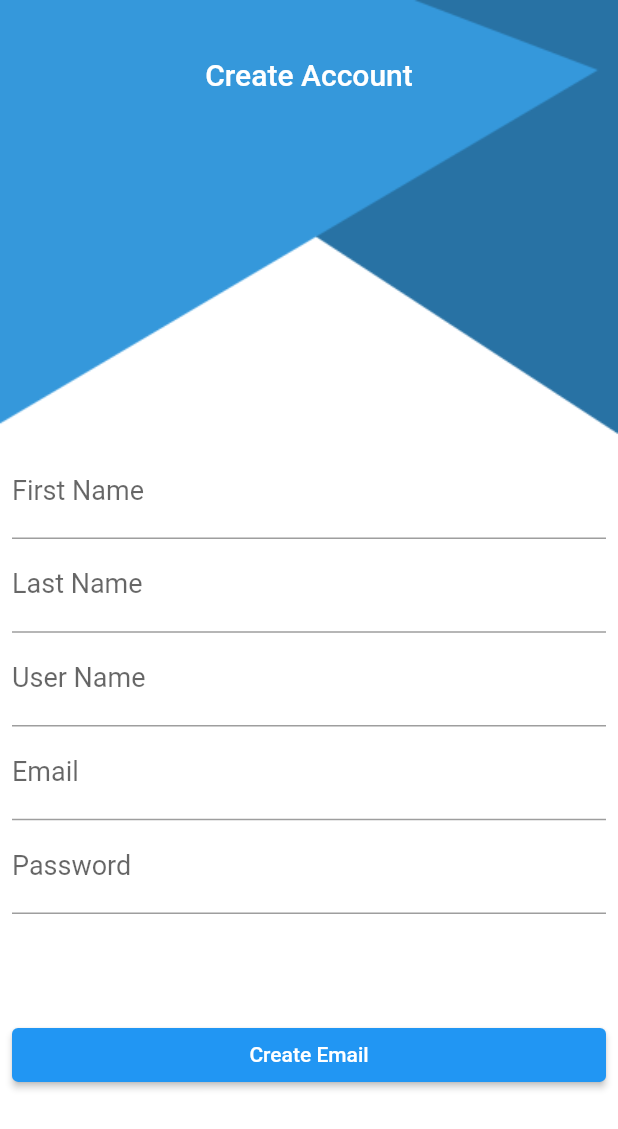
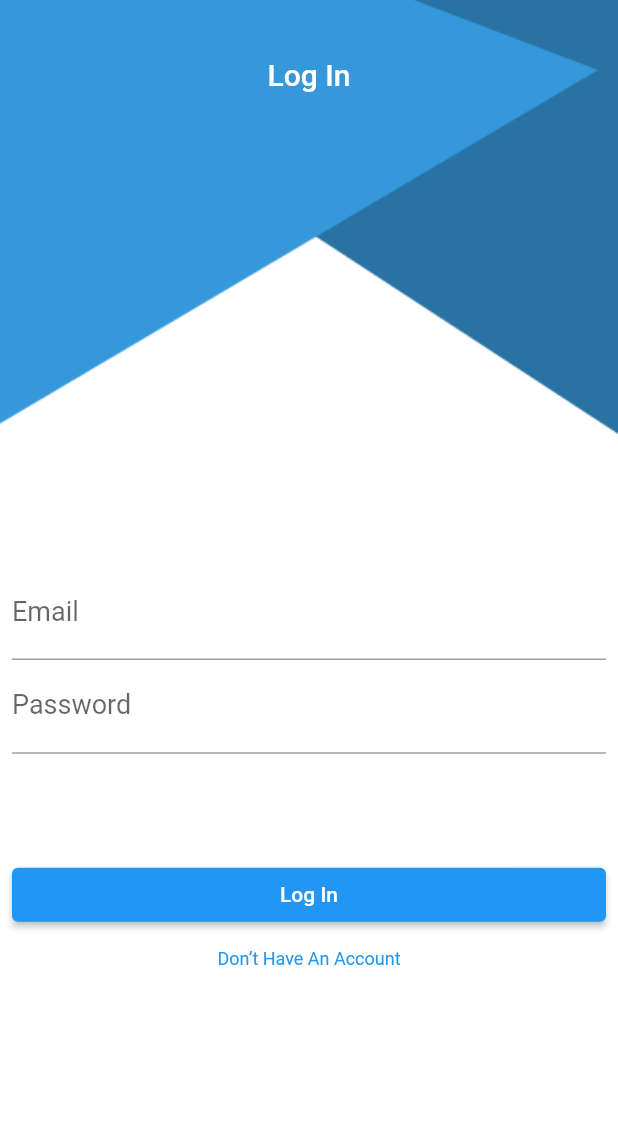
Before and after one commit to Ammar72H/chat_app, a Flutter app: the screen it shows after launch, on a phone screen of 412 x 824 dp. Shown: the top 1129 px of the screen. Run offline on Flutter 3.47's test engine with Material 2 defaults, Android fonts, the phone set to English and light mode, and no system bars; our stand-ins replace firebase_auth, firebase_core; accounts and stored records are empty.

Commit message:
MVVM Base model

```diff
--- /dev/null
+++ b/lib/base.dart
@@ -0,0 +1,57 @@
+import 'package:flutter/material.dart';
+
+class BaseViewModel<T extends BaseNavigator> extends ChangeNotifier {
+  T? navigator = null;
+}
+
+abstract class BaseNavigator {
+  void showLoading(String message, bool isDissmissable);
+
+  void hideLoading();
+
+  void showMessage(String message);
+}
+
+abstract class BaseState<T extends StatefulWidget, VM extends BaseViewModel>
+    extends State<T> implements BaseNavigator {
+  late VM viewModel;
+
+  VM initalViewModel();
+
+  @override
+  void initState() {
+    // TODO: implement initState
+    super.initState();
+    viewModel = initalViewModel();
+  }
+
+  @override
+  void hideLoading() {
+    Navigator.pop(context);
+  }
+
+  @override
+  void showLoading(String message, bool isDissmissable) {
+    showDialog(
+        context: context,
+        barrierDismissible: isDissmissable,
+        builder: (context) {
+          return AlertDialog(
+              title: Center(
+            child: CircularProgressIndicator(),
+          ));
+        });
+  }
+
+  @override
+  void showMessage(String message) {
+    showDialog(
+        context: context,
+        builder: (context) {
+          return AlertDialog(
+              title: Row(
+            children: [Expanded(child: Text(message))],
+          ));
+        });
+  }
+}
--- a/lib/constant.dart
+++ b/lib/constant.dart
@@ -1,4 +1,6 @@
 class FirebaseErrors {
   static const String WEEKPASSWORD = 'weak-password';
   static const String INUSE = 'email-already-in-use';
+  static const String USERNOTFOUND = 'user-not-found';
+  static const String WRONGPASS = 'wrong-password';
 }
--- a/lib/main.dart
+++ b/lib/main.dart
@@ -1,3 +1,4 @@
+import 'package:chat_app/modules/login/login_screen.dart';
 import 'package:chat_app/modules/register/register.dart';
 import 'package:chat_app/shared/styles/my_theme.dart';
 import 'package:firebase_core/firebase_core.dart';
@@ -14,9 +15,10 @@ class MyApp extends StatelessWidget {
   Widget build(BuildContext context) {
     return MaterialApp(
       debugShowCheckedModeBanner: false,
-      initialRoute: RegisterScreen.routeName,
+      initialRoute: LoginScreen.routeName,
       routes: {
         RegisterScreen.routeName: (context) => RegisterScreen(),
+        LoginScreen.routeName: (context) => LoginScreen(),
       },
       theme: MyThemeData.lightTheme,
     );
--- /dev/null
+++ b/lib/modules/login/login_screen.dart
@@ -0,0 +1,142 @@
+import 'package:chat_app/base.dart';
+import 'package:chat_app/modules/login/login_viewmodel.dart';
+import 'package:chat_app/modules/login/navigator.dart';
+import 'package:chat_app/modules/register/register.dart';
+import 'package:flutter/material.dart';
+
+class LoginScreen extends StatefulWidget {
+  static const String routeName = 'login';
+
+  @override
+  State<LoginScreen> createState() => _LoginScreenState();
+}
+
+class _LoginScreenState extends BaseState<LoginScreen, LoginViewModel>
+    implements LoginNavigator {
+  var keyForm = GlobalKey<FormState>();
+  var emailController = TextEditingController();
+  var passwordController = TextEditingController();
+
+  @override
+  Widget build(BuildContext context) {
+    return Stack(
+      children: [
+        Container(
+          child: Image.asset(
+            'assets/images/main_bg.png',
+            fit: BoxFit.fill,
+            width: double.infinity,
+          ),
+        ),
+        Scaffold(
+          backgroundColor: Colors.transparent,
+          appBar: AppBar(
+            toolbarHeight: 100,
+            backgroundColor: Colors.transparent,
+            elevation: 0.0,
+            title: Text('Log In'),
+            centerTitle: true,
+          ),
+          body: Padding(
+            padding: const EdgeInsets.all(8.0),
+            child: Center(
+              child: SingleChildScrollView(
+                child: Form(
+                  key: keyForm,
+                  child: Center(
+                    child: Column(
+                      crossAxisAlignment: CrossAxisAlignment.stretch,
+                      children: [
+                        SizedBox(
+                          height: 100,
+                        ),
+                        TextFormField(
+                          controller: emailController,
+                          style: TextStyle(fontSize: 18, color: Colors.black),
+                          decoration: InputDecoration(
+                            labelText: 'Email',
+                          ),
+                          validator: (text) {
+                            if (text == null || text.trim().isEmpty) {
+                              return 'Please Enter Your Email';
+                            }
+                            bool emailValid = RegExp(
+                                    r"^[a-zA-Z0-9.a-zA-Z0-9.!#$%&'*+-/=?^_`{|}~]+@[a-zA-Z0-9]+\.[a-zA-Z]+")
+                                .hasMatch(text);
+                            if (!emailValid) {
+                              return 'Email Not Valid';
+                            }
+                            return null;
+                          },
+                        ),
+                        TextFormField(
+                          controller: passwordController,
+                          style: TextStyle(fontSize: 18, color: Colors.black),
+                          decoration: InputDecoration(
+                            labelText: 'Password',
+                          ),
+                          validator: (text) {
+                            if (text == null || text.trim().isEmpty) {
+                              return 'Please Enter Your Password';
+                            }
+                            if (text.length < 6) {
+                              return 'Password should be at least 6 char';
+                            }
+                            return null;
+                          },
+                        ),
+                        SizedBox(
+                          height: 70,
+                        ),
+                        ElevatedButton(
+                          onPressed: () {
+                            LoginBottonFunction();
+                          },
+                          child: Text('Log In'),
+                        ),
+                        SizedBox(
+                          height: 12,
+                        ),
+                        Center(
+                          child: InkWell(
+                              onTap: () {
+                                Navigator.pushReplacementNamed(
+                                    context, RegisterScreen.routeName);
+                              },
+                              child: Text(
+                                'Don’t Have An Account',
+                                style:
+                                    TextStyle(fontSize: 12, color: Colors.blue),
+                              )),
+                        )
+                      ],
+                    ),
+                  ),
+                ),
+              ),
+            ),
+          ),
+        )
+      ],
+    );
+  }
+
+  void LoginBottonFunction() {
+    if (keyForm.currentState!.validate() == true) {
+      //  please login
+      viewModel.login(emailController.text, passwordController.text);
+    }
+  }
+
+  @override
+  LoginViewModel initalViewModel() {
+    return LoginViewModel();
+  }
+
+  @override
+  void initState() {
+    // TODO: implement initState
+    super.initState();
+    viewModel.navigator = this;
+  }
+}
--- /dev/null
+++ b/lib/modules/login/navigator.dart
@@ -0,0 +1,3 @@
+import 'package:chat_app/base.dart';
+
+abstract class LoginNavigator extends BaseNavigator {}
--- /dev/null
+++ b/lib/modules/register/navigator.dart
@@ -0,0 +1,3 @@
+import 'package:chat_app/base.dart';
+
+abstract class RegisterNavigator extends BaseNavigator {}
--- a/lib/modules/register/states.dart
+++ /dev/null
@@ -1,7 +0,0 @@
-abstract class States {
-  void showLoading();
-
-  void hideLoading();
-
-  void showMessage(String message);
-}
```
Also changed, not shown: lib/modules/login/login_viewmodel.dart (added, +35 -0 lines), lib/modules/register/register.dart (+27 -35 lines), lib/modules/register/register_view_model.dart (+11 -13 lines).
